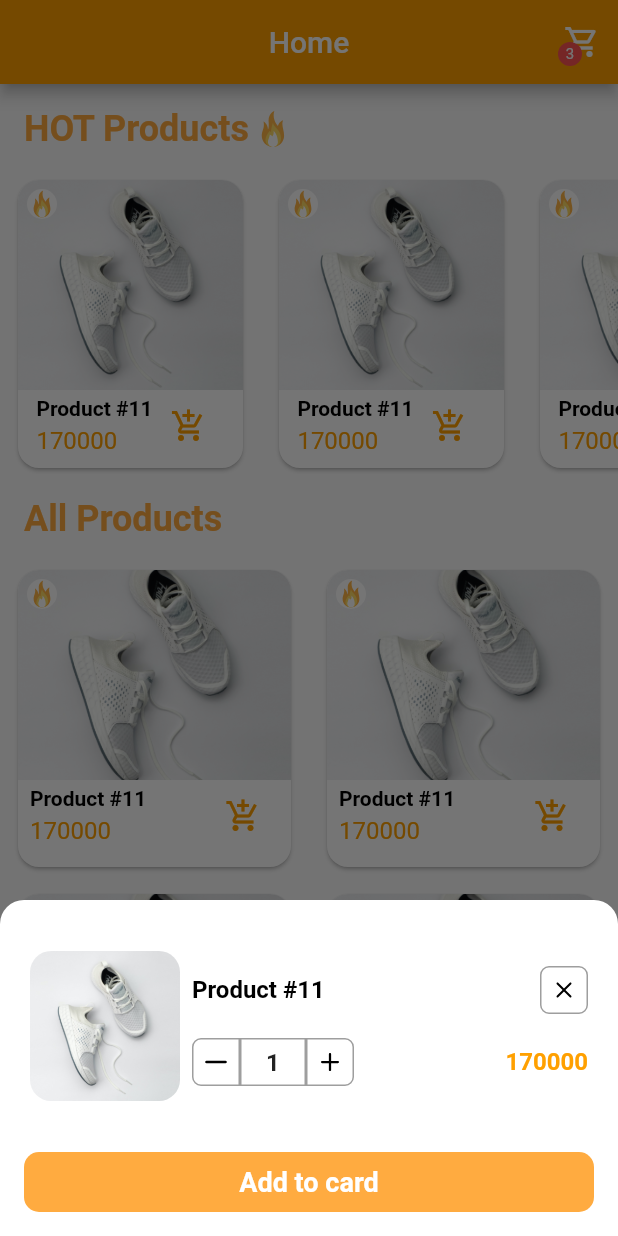
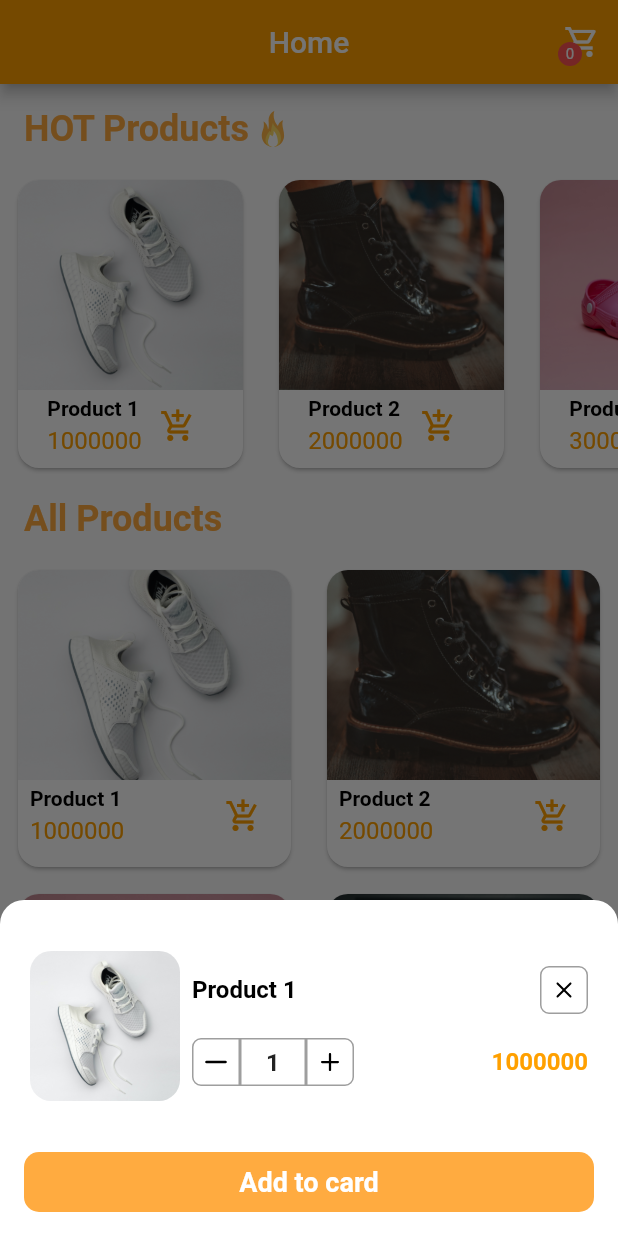
Before and after one commit to BaoTrung37/shopping_cart_bloc, a Flutter app: the screen it shows after launch, after a tap on the "add shopping cart" icon, on a phone screen of 412 x 824 dp. Run offline on Flutter 3.47's test engine with Material 2 defaults, Android fonts, the phone set to English and light mode, and no system bars; our stand-ins replace flutter_bloc, flutter_svg, freezed_annotation.

Commit message:
add home and cart bloc

```diff
--- a/lib/blocs/bloc/home_bloc.dart
+++ /dev/null
@@ -1,14 +0,0 @@
-import 'package:flutter_bloc/flutter_bloc.dart';
-import 'package:freezed_annotation/freezed_annotation.dart';
-
-part 'home_event.dart';
-part 'home_state.dart';
-part 'home_bloc.freezed.dart';
-
-class HomeBloc extends Bloc<HomeEvent, HomeState> {
-  HomeBloc() : super(const _Initial()) {
-    on<HomeEvent>((event, emit) {
-      // TODO: implement event handler
-    });
-  }
-}
--- a/lib/blocs/bloc/home_event.dart
+++ /dev/null
@@ -1,6 +0,0 @@
-part of 'home_bloc.dart';
-
-@freezed
-abstract class HomeEvent with _$HomeEvent {
-  const factory HomeEvent.started() = _Started;
-}
--- a/lib/blocs/bloc/home_state.dart
+++ /dev/null
@@ -1,6 +0,0 @@
-part of 'home_bloc.dart';
-
-@freezed
-class HomeState with _$HomeState {
-  const factory HomeState.initial() = _Initial;
-}
--- /dev/null
+++ b/lib/blocs/cart/cart_bloc.dart
@@ -0,0 +1,22 @@
+// ignore_for_file: public_member_api_docs, sort_constructors_first
+import 'package:flutter_bloc/flutter_bloc.dart';
+import 'package:freezed_annotation/freezed_annotation.dart';
+
+import 'package:shoppingcart/models/cart_product.dart';
+import 'package:shoppingcart/repositories/cart/cart_category.dart';
+import 'package:shoppingcart/utils/enums/loading_status.dart';
+
+part 'cart_bloc.freezed.dart';
+part 'cart_event.dart';
+part 'cart_state.dart';
+
+class CartBloc extends Bloc<CartEvent, CartState> {
+  final CartRepository cartRepository;
+  CartBloc({
+    required this.cartRepository,
+  }) : super(const CartState()) {
+    on<CartEvent>((event, emit) {
+      // TODO: implement event handler
+    });
+  }
+}
--- /dev/null
+++ b/lib/blocs/cart/cart_event.dart
@@ -0,0 +1,13 @@
+part of 'cart_bloc.dart';
+
+@freezed
+class CartEvent with _$CartEvent {
+  const factory CartEvent.loading() = _CartLoading;
+  const factory CartEvent.removedProduct({
+    required CartProduct cartProduct,
+  }) = _CartProductRemoved;
+  const factory CartEvent.addedProduct({
+    required CartProduct cartProduct,
+    required int quantity,
+  }) = _CartProductAdded;
+}
--- /dev/null
+++ b/lib/blocs/cart/cart_state.dart
@@ -0,0 +1,9 @@
+part of 'cart_bloc.dart';
+
+@freezed
+class CartState with _$CartState {
+  const factory CartState({
+    @Default(LoadingStatus.initial) LoadingStatus status,
+    @Default([]) List<CartProduct> cartProducts,
+  }) = _CartState;
+}
--- /dev/null
+++ b/lib/blocs/home/home_bloc.dart
@@ -0,0 +1,41 @@
+import 'package:flutter_bloc/flutter_bloc.dart';
+import 'package:freezed_annotation/freezed_annotation.dart';
+import 'package:shoppingcart/models/product.dart';
+import 'package:shoppingcart/repositories/home/home_repository.dart';
+import 'package:shoppingcart/utils/enums/loading_status.dart';
+
+part 'home_event.dart';
+part 'home_state.dart';
+part 'home_bloc.freezed.dart';
+
+class HomeBloc extends Bloc<HomeEvent, HomeState> {
+  final HomeRepository homeRepository;
+  HomeBloc({
+    required this.homeRepository,
+  }) : super(const HomeState()) {
+    on<HomeEvent>((event, emit) async {
+      await event.map(
+        loading: (_) async => await _loading(emit),
+      );
+    });
+  }
+
+  Future<void> _loading(Emitter<HomeState> emit) async {
+    emit(state.copyWith(status: LoadingStatus.inProgress));
+
+    await Future.delayed(const Duration(seconds: 2));
+
+    final allProducts = await homeRepository.getAllProducts();
+    final hotProducts = await homeRepository.getHotProducts();
+
+    emit(
+      state.copyWith(
+        status: LoadingStatus.success,
+        allProducts: allProducts,
+        hotProducts: hotProducts,
+      ),
+    );
+  }
+
+  // _addToCart() {}
+}
--- /dev/null
+++ b/lib/blocs/home/home_event.dart
@@ -0,0 +1,6 @@
+part of 'home_bloc.dart';
+
+@freezed
+class HomeEvent with _$HomeEvent {
+  const factory HomeEvent.loading() = _LoadingHome;
+}
--- /dev/null
+++ b/lib/blocs/home/home_state.dart
@@ -0,0 +1,10 @@
+part of 'home_bloc.dart';
+
+@freezed
+class HomeState with _$HomeState {
+  const factory HomeState({
+    @Default(LoadingStatus.initial) LoadingStatus status,
+    @Default([]) List<Product> allProducts,
+    @Default([]) List<Product> hotProducts,
+  }) = _HomeState;
+}
--- a/lib/main.dart
+++ b/lib/main.dart
@@ -1,4 +1,9 @@
 import 'package:flutter/material.dart';
+import 'package:flutter_bloc/flutter_bloc.dart';
+import 'package:shoppingcart/blocs/cart/cart_bloc.dart';
+import 'package:shoppingcart/blocs/home/home_bloc.dart';
+import 'package:shoppingcart/repositories/cart/cart_category.dart';
+import 'package:shoppingcart/repositories/home/home_repository.dart';
 import 'package:shoppingcart/router/app_router.dart';
 import 'package:shoppingcart/router/app_routes.dart';
 
@@ -11,7 +16,20 @@ class MyApp extends StatelessWidget {
 
   @override
   Widget build(BuildContext context) {
-    return MaterialApp(
+    return MultiBlocProvider(
+      providers: [
+        BlocProvider(
+          create: (_) => HomeBloc(
+            homeRepository: HomeRepository(),
+          )..add(const HomeEvent.loading()),
+        ),
+        BlocProvider(
+          create: (_) => CartBloc(
+            cartRepository: CartRepository(),
+          )..add(const CartEvent.loading()),
+        ),
+      ],
+      child: MaterialApp(
         title: 'Flutter Demo',
         theme: ThemeData(
           primarySwatch: Colors.blue,
@@ -20,6 +38,7 @@ class MyApp extends StatelessWidget {
           initialRoute: AppRoutes.home,
           onGenerateRoute: AppRouter.onGenerateRoute,
         ),
+      ),
     );
   }
 }
--- /dev/null
+++ b/lib/repositories/cart/cart_category.dart
@@ -0,0 +1,7 @@
+import 'package:shoppingcart/models/cart_product.dart';
+
+class CartRepository {
+  Future<List<CartProduct>> getAllProductInCart() async {
+    return [];
+  }
+}
--- a/lib/repositories/home/home_repository.dart
+++ b/lib/repositories/home/home_repository.dart
@@ -1,14 +1,181 @@
 import 'package:shoppingcart/models/product.dart';
 
 class HomeRepository {
-  // Future<List<HomeModel>> getHome() async {
-  //   return await _homeProvider.getHome();
-  // }
   Future<List<Product>> getHotProducts() async {
-    return [];
+    return [
+      Product(
+        id: '1',
+        title: 'Product 1',
+        price: 1000000,
+        imageUrl: 'assets/images/product_0.jpg',
+      ),
+      Product(
+        id: '2',
+        title: 'Product 2',
+        price: 2000000,
+        imageUrl: 'assets/images/product_1.jpg',
+      ),
+      Product(
+        id: '3',
+        title: 'Product 3',
+        price: 3000000,
+        imageUrl: 'assets/images/product_2.jpg',
+      ),
+      Product(
+        id: '6',
+        title: 'Product 6',
+        price: 6000000,
+        imageUrl: 'assets/images/product_5.jpg',
+      ),
+      Product(
+        id: '8',
+        title: 'Product 8',
+        price: 1002000,
+        imageUrl: 'assets/images/product_7.jpg',
+      ),
+      Product(
+        id: '9',
+        title: 'Product 9',
+        price: 2004000,
+        imageUrl: 'assets/images/product_8.jpg',
+      ),
+      Product(
+        id: '12',
+        title: 'Product 12',
+        price: 4000000,
+        imageUrl: 'assets/images/product_3.jpg',
+      ),
+      Product(
+        id: '13',
+        title: 'Product 13',
+        price: 5000000,
+        imageUrl: 'assets/images/product_4.jpg',
+      ),
+      Product(
+        id: '14',
+        title: 'Product 14',
+        price: 9000000,
+        imageUrl: 'assets/images/product_5.jpg',
+      ),
+      Product(
+        id: '18',
+        title: 'Product 18',
+        price: 6600000,
+        imageUrl: 'assets/images/product_9.jpg',
+      ),
+    ];
   }
 
   Future<List<Product>> getAllProducts() async {
-    return [];
+    return [
+      Product(
+        id: '1',
+        title: 'Product 1',
+        price: 1000000,
+        imageUrl: 'assets/images/product_0.jpg',
+      ),
+      Product(
+        id: '2',
+        title: 'Product 2',
+        price: 2000000,
+        imageUrl: 'assets/images/product_1.jpg',
+      ),
+      Product(
+        id: '3',
+        title: 'Product 3',
+        price: 3000000,
+        imageUrl: 'assets/images/product_2.jpg',
+      ),
+      Product(
+        id: '4',
+        title: 'Product 4',
+        price: 4000000,
+        imageUrl: 'assets/images/product_3.jpg',
+      ),
+      Product(
+        id: '5',
+        title: 'Product 5',
+        price: 5000000,
+        imageUrl: 'assets/images/product_4.jpg',
+      ),
+      Product(
+        id: '6',
+        title: 'Product 6',
+        price: 6000000,
+        imageUrl: 'assets/images/product_5.jpg',
+      ),
+      Product(
+        id: '7',
+        title: 'Product 7',
+        price: 7000000,
+        imageUrl: 'assets/images/product_6.jpg',
+      ),
+      Product(
+        id: '8',
+        title: 'Product 8',
+        price: 1002000,
+        imageUrl: 'assets/images/product_7.jpg',
+      ),
+      Product(
+        id: '9',
+        title: 'Product 9',
+        price: 2004000,
+        imageUrl: 'assets/images/product_8.jpg',
+      ),
+      Product(
+        id: '10',
+        title: 'Product 10',
+        price: 7004000,
+        imageUrl: 'assets/images/product_1.jpg',
+      ),
+      Product(
+        id: '11',
+        title: 'Product 11',
+        price: 1002000,
+        imageUrl: 'assets/images/product_2.jpg',
+      ),
+      Product(
+        id: '12',
+        title: 'Product 12',
+        price: 4000000,
+        imageUrl: 'assets/images/product_3.jpg',
+      ),
+      Product(
+        id: '13',
+        title: 'Product 13',
+        price: 5000000,
+        imageUrl: 'assets/images/product_4.jpg',
+      ),
+      Product(
+        id: '14',
+        title: 'Product 14',
+        price: 9000000,
+        imageUrl: 'assets/images/product_5.jpg',
+      ),
+      Product(
+        id: '15',
+        title: 'Product 15',
+        price: 2040000,
+        imageUrl: 'assets/images/product_6.jpg',
+      ),
+      Product(
+        id: '16',
+        title: 'Product 16',
+        price: 5200000,
+        imageUrl: 'assets/images/product_7.jpg',
+      ),
+      Product(
+        id: '17',
+        title: 'Product 17',
+        price: 8000000,
+        imageUrl: 'assets/images/product_8.jpg',
+      ),
+      Product(
+        id: '18',
+        title: 'Product 18',
+        price: 6600000,
+        imageUrl: 'assets/images/product_9.jpg',
+      ),
+    ];
   }
 }
--- a/lib/ui/views/home/home_view.dart
+++ b/lib/ui/views/home/home_view.dart
@@ -1,10 +1,14 @@
 // ignore_for_file: public_member_api_docs, sort_constructors_first
 import 'package:flutter/material.dart';
+import 'package:flutter_bloc/flutter_bloc.dart';
 import 'package:flutter_svg/flutter_svg.dart';
+
+import 'package:shoppingcart/blocs/home/home_bloc.dart';
 import 'package:shoppingcart/models/product.dart';
 import 'package:shoppingcart/router/app_routes.dart';
 import 'package:shoppingcart/ui/widgets/add_to_cart_bottom_sheet.dart';
 import 'package:shoppingcart/ui/widgets/product_card_item.dart';
+import 'package:shoppingcart/utils/enums/loading_status.dart';
 
 class HomeView extends StatefulWidget {
   const HomeView({super.key});
@@ -31,7 +35,7 @@ class _HomeViewState extends State<HomeView> {
               radius: 8,
               backgroundColor: Colors.redAccent,
               child: Text(
-                '3',
+                '0',
                 style: TextStyle(
                   color: Colors.white,
                   fontSize: 10,
@@ -42,6 +46,26 @@ class _HomeViewState extends State<HomeView> {
         ],
       ),
     );
+
+    return Scaffold(
+      appBar: AppBar(
+        title: const Text('Home'),
+        centerTitle: true,
+        backgroundColor: Colors.amber[700],
+        actions: [
+          shoppingCartButton,
+        ],
+      ),
+      body: const _HomeContent(),
+    );
+  }
+}
+
+class _HomeContent extends StatelessWidget {
+  const _HomeContent();
+
+  @override
+  Widget build(BuildContext context) {
     var hotProductTitle = SliverToBoxAdapter(
       child: Padding(
         padding: const EdgeInsets.symmetric(vertical: 16, horizontal: 16),
@@ -66,48 +90,6 @@ class _HomeViewState extends State<HomeView> {
       ),
     );
 
-    var hotProductListView = SliverToBoxAdapter(
-      child: SizedBox(
-        height: 200,
-        child: ListView.builder(
-          scrollDirection: Axis.horizontal,
-          itemCount: 6,
-          itemBuilder: (context, index) {
-            return Padding(
-              padding: const EdgeInsets.symmetric(horizontal: 8),
-              child: ProductCardItem(
-                height: 200,
-                width: 150,
-                product: Product(
-                  id: '1',
-                  title: 'Product #11',
-                  price: 170000,
-                  imageUrl: 'assets/images/product_0.jpg',
-                ),
-                onTap: () {
-                  showAddToCartBottomSheet(
-                    context,
-                    product: Product(
-                      id: '1',
-                      title: 'Product #11',
-                      price: 170000,
-                      imageUrl: 'assets/images/product_0.jpg',
-                    ),
-                    onAddToCart: () {
-                      // TODO: Add to cart
-                    },
-                    onAmountChanged: (value) {
-                      // TODO: Amount changed
-                    },
-                  );
-                },
-              ),
-            );
-          },
-        ),
-      ),
-    );
-
     var allProductTitle = const SliverToBoxAdapter(
       child: Padding(
         padding: EdgeInsets.symmetric(vertical: 16, horizontal: 16),
@@ -122,23 +104,52 @@ class _HomeViewState extends State<HomeView> {
       ),
     );
 
-    var allProductGridView = SliverGrid.builder(
-      itemCount: 10,
+    return Builder(
+      builder: (context) => BlocBuilder<HomeBloc, HomeState>(
+        builder: (context, state) {
+          if (state.status == LoadingStatus.inProgress) {
+            return const Center(
+              child: CircularProgressIndicator(),
+            );
+          }
+          final hotProducts = state.hotProducts;
+          final allProducts = state.allProducts;
+          return CustomScrollView(
+            slivers: [
+              hotProductTitle,
+              _HotProductListView(hotProducts: hotProducts),
+              allProductTitle,
+              _AllProductGridView(allProducts: allProducts),
+            ],
+          );
+        },
+      ),
+    );
+  }
+}
+
+class _AllProductGridView extends StatelessWidget {
+  const _AllProductGridView({
+    Key? key,
+    required this.allProducts,
+  }) : super(key: key);
+
+  final List<Product> allProducts;
+
+  @override
+  Widget build(BuildContext context) {
+    return SliverGrid.builder(
       gridDelegate: const SliverGridDelegateWithFixedCrossAxisCount(
         crossAxisCount: 2,
         mainAxisSpacing: 10,
       ),
+      itemCount: allProducts.length,
       itemBuilder: (context, index) => Padding(
         padding: const EdgeInsets.symmetric(horizontal: 8),
         child: ProductCardItem(
           height: 200,
           width: double.infinity,
-          product: Product(
-            id: '1',
-            title: 'Product #11',
-            price: 170000,
-            imageUrl: 'assets/images/product_0.jpg',
-          ),
+          product: allProducts[index],
           onTap: () {
             showAddToCartBottomSheet(
               context,
@@ -159,23 +170,47 @@ class _HomeViewState extends State<HomeView> {
         ),
       ),
     );
+  }
+}
 
-    return Scaffold(
-      appBar: AppBar(
-        title: const Text('Home'),
-        centerTitle: true,
-        backgroundColor: Colors.amber[700],
-        actions: [
-          shoppingCartButton,
-        ],
-      ),
-      body: CustomScrollView(
-        slivers: [
-          hotProductTitle,
-          hotProductListView,
-          allProductTitle,
-          allProductGridView,
-        ],
+class _HotProductListView extends StatelessWidget {
+  const _HotProductListView({
+    required this.hotProducts,
+  });
+
+  final List<Product> hotProducts;
+
+  @override
+  Widget build(BuildContext context) {
+    return SliverToBoxAdapter(
+      child: SizedBox(
+        height: 200,
+        child: ListView.builder(
+          scrollDirection: Axis.horizontal,
+          itemCount: hotProducts.length,
+          itemBuilder: (context, index) {
+            return Padding(
+              padding: const EdgeInsets.symmetric(horizontal: 8),
+              child: ProductCardItem(
+                height: 200,
+                width: 150,
+                product: hotProducts[index],
+                onTap: () {
+                  showAddToCartBottomSheet(
+                    context,
+                    product: hotProducts[index],
+                    onAddToCart: () {
+                      // TODO: Add to cart
+                    },
+                    onAmountChanged: (value) {
+                      // TODO: Amount changed
+                    },
+                  );
+                },
+              ),
+            );
+          },
+        ),
       ),
     );
   }
--- a/lib/ui/widgets/product_card_item.dart
+++ b/lib/ui/widgets/product_card_item.dart
@@ -9,12 +9,14 @@ class ProductCardItem extends StatelessWidget {
     required this.width,
     required this.product,
     required this.onTap,
+    this.isHotProduct = false,
   }) : super(key: key);
 
   final double height;
   final double width;
   final Product product;
   final VoidCallback onTap;
+  final bool isHotProduct;
   @override
   Widget build(BuildContext context) {
     return Card(
@@ -36,6 +38,7 @@ class ProductCardItem extends StatelessWidget {
                   width: width,
                   fit: BoxFit.cover,
                 ),
+                if (isHotProduct)
                   Padding(
                     padding: const EdgeInsets.all(6),
                     child: CircleAvatar(
--- /dev/null
+++ b/lib/utils/enums/loading_status.dart
@@ -0,0 +1,6 @@
+enum LoadingStatus {
+  initial,
+  inProgress,
+  success,
+  error,
+}
```
Also changed, not shown: assets/images/product_5.jpg (added), lib/blocs/bloc/home_bloc.freezed.dart (deleted), lib/blocs/cart/cart_bloc.freezed.dart (added), lib/blocs/home/home_bloc.freezed.dart (added). Lines whose indentation alone changed are shown as unchanged.
